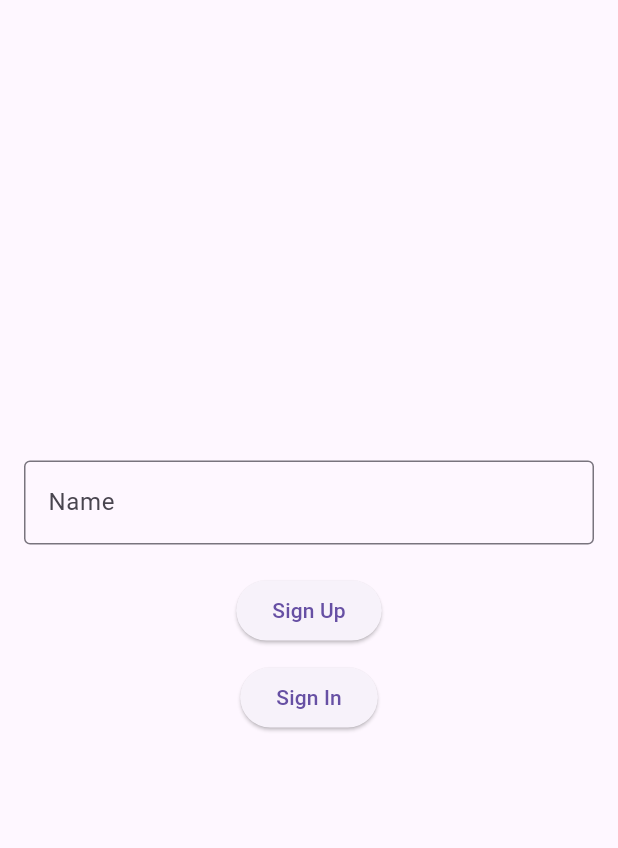
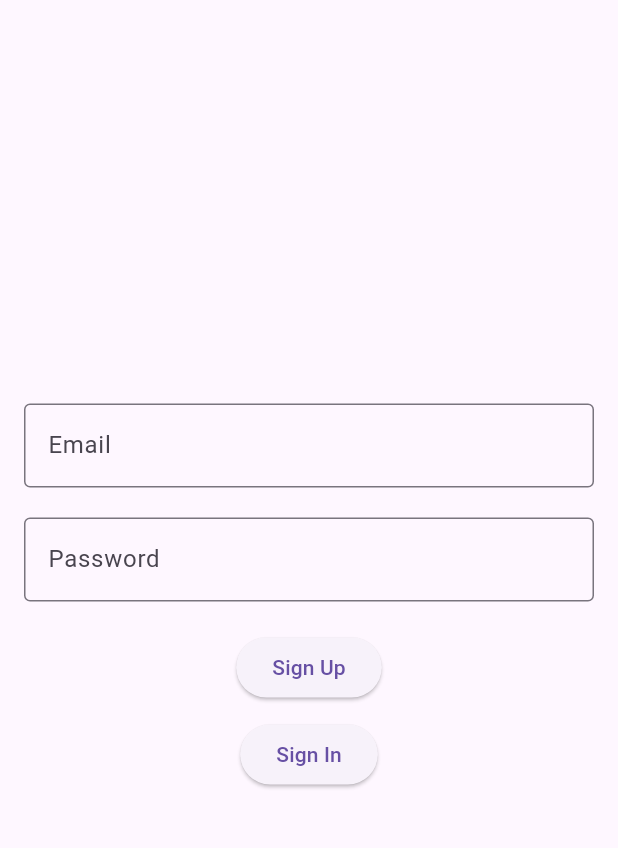
Before and after one commit to AkramMahmoudi/HabitTrakerV1.1, a Flutter app: the screen it shows after launch, on a phone screen of 412 x 824 dp, the part 63-911 px from its top. Run offline on Flutter 3.47's test engine with Material 3 defaults, Android fonts, the phone set to English and light mode, and no system bars; our stand-ins replace get, supabase_flutter; accounts and stored records are empty.

Commit message:
make users table with auth supabase service

```diff
--- a/lib/pages/login/NameInputScreen.dart
+++ b/lib/pages/login/NameInputScreen.dart
@@ -22,7 +22,16 @@ class NameInputScreen extends StatelessWidget {
             TextField(
               controller: controller.nameController,
               decoration: const InputDecoration(
-                labelText: 'Name',
+                labelText: 'Email',
+                border: OutlineInputBorder(),
+              ),
+            ),
+            const SizedBox(height: 20),
+            TextField(
+              controller: controller.passwordController,
+              obscureText: true, // إخفاء كلمة المرور
+              decoration: const InputDecoration(
+                labelText: 'Password',
                 border: OutlineInputBorder(),
               ),
             ),
--- a/lib/pages/login/name_input_controller.dart
+++ b/lib/pages/login/name_input_controller.dart
@@ -1,48 +1,60 @@
 import 'package:get/get.dart';
 import 'package:supabase_flutter/supabase_flutter.dart';
 import 'package:flutter/material.dart';
-import '../main/HabitTrackerScreen.dart';
 import '../../routes/app_routes.dart';
 
 class NameInputController extends GetxController {
   final TextEditingController nameController = TextEditingController();
+  final TextEditingController passwordController = TextEditingController();
   final SupabaseClient _supabase = Supabase.instance.client;
 
   void signUp() async {
-    final name = nameController.text.trim();
-    if (name.isEmpty) {
-      Get.snackbar('Error', 'Please enter a name',
+    final email = nameController.text.trim();
+    final password = passwordController.text.trim();
+
+    if (email.isEmpty || password.isEmpty) {
+      Get.snackbar('Error', 'Please enter a name and password',
           snackPosition: SnackPosition.BOTTOM);
       return;
     }
 
     try {
-      // Check if the user already exists
-      final response = await _supabase
-          .from('users')
-          .select('id')
-          .eq('name', name)
-          .maybeSingle();
+      final AuthResponse response = await _supabase.auth.signUp(
+        email: email,
+        password: password,
+      );
 
-      if (response != null) {
-        Get.snackbar('Info', 'User already exists. Please sign in.',
+      final user = response.user;
+
+      if (user == null) {
+        Get.snackbar('Error', 'Sign-Up failed. No user was created.',
             snackPosition: SnackPosition.BOTTOM);
         return;
       }
 
+      Get.toNamed(AppRoutes.home, arguments: {
+        'guestName': email,
+        'userId': user.id,
+      });
+      // if (response != null) {
+      //   Get.snackbar('Info', 'User already exists. Please sign in.',
+      //       snackPosition: SnackPosition.BOTTOM);
+      //   return;
+      // }
+
       // Create a new user
-      final user = await _supabase
-          .from('users')
-          .insert({'name': name})
-          .select()
-          .single();
+      // final user = await _supabase
+      //     .from('users')
+      //     .insert({'name': name})
+      //     .select()
+      //     .single();
 
       // Navigate to HabitTrackerScreen
       // Get.to(() => HabitTrackerScreen(guestName: name, userId: user['id']));
-      Get.toNamed(AppRoutes.home, arguments: {
-        'guestName': name,
-        'userId': user['id'],
-      });
+      // Get.toNamed(AppRoutes.home, arguments: {
+      //   'guestName': name,
+      //   'userId': user['id'],
+      // });
     } catch (e) {
       Get.snackbar('Error', 'Sign-Up failed: $e',
           snackPosition: SnackPosition.BOTTOM);
@@ -50,36 +62,54 @@ class NameInputController extends GetxController {
   }
 
   void signIn() async {
-    final name = nameController.text.trim();
-    if (name.isEmpty) {
-      Get.snackbar('Error', 'Please enter a name',
+    final email = nameController.text.trim();
+    final password = passwordController.text.trim();
+
+    if (email.isEmpty || password.isEmpty) {
+      Get.snackbar('Error', 'Please enter a name and password',
           snackPosition: SnackPosition.BOTTOM);
       return;
     }
 
     try {
-      // Check if the user exists
-      final response = await _supabase
-          .from('users')
-          .select('id')
-          .eq('name', name)
-          .maybeSingle();
-
-      if (response == null) {
-        Get.snackbar('Info', 'User not found. Please sign up.',
+      final AuthResponse response = await _supabase.auth.signInWithPassword(
+        email: email, // نستخدم نفس الاسم كإيميل وهمي
+        password: password,
+      );
+      final user = response.user;
+      if (user == null) {
+        Get.snackbar('Error', 'Sign-in failed. No user was found.',
             snackPosition: SnackPosition.BOTTOM);
         return;
       }
+      Get.toNamed(AppRoutes.home, arguments: {
+        'guestName': email,
+        'userId': user.id,
+      });
+
+      // Check if the user exists
+      // final response = await _supabase
+      //     .from('users')
+      //     .select('id')
+      //     .eq('name', name)
+      //     .maybeSingle();
+
+      // if (response == null) {
+      //   Get.snackbar('Info', 'User not found. Please sign up.',
+      //       snackPosition: SnackPosition.BOTTOM);
+      //   return;
+      // }
 
       // Navigate to HabitTrackerScreen
       // Get.to(() => HabitTrackerScreen(guestName: name, userId: response['id']));
-      Get.toNamed(AppRoutes.home, arguments: {
-        'guestName': name,
-        'userId': response['id'],
-      });
+      // Get.toNamed(AppRoutes.home, arguments: {
+      //   'guestName': name,
+      //   'userId': response['id'],
+      // });
     } catch (e) {
-      print(e);
-      Get.snackbar('Error', 'Sign-In failed: $e',
+      // Get.snackbar('Error', 'Sign-In failed: $e',
+      //     snackPosition: SnackPosition.BOTTOM);
+      Get.snackbar('Error', 'Sign-In failed: Email or Password incorrect',
           snackPosition: SnackPosition.BOTTOM);
     }
   }
--- a/lib/routes/app_pages.dart
+++ b/lib/routes/app_pages.dart
@@ -5,9 +5,6 @@ import '../pages/task/HabitDetailScreen.dart';
 import 'app_routes.dart';
 
 class AppPages {
-  // static const String login = '/login';
-  // static const String home = '/main';
-  // static const String task = '/task';
   static List<GetPage> routes = [
     GetPage(
       name: AppRoutes.login,
```
Also changed, not shown: lib/pages/main/HabitTrackerScreen.dart (+11 -5 lines).
